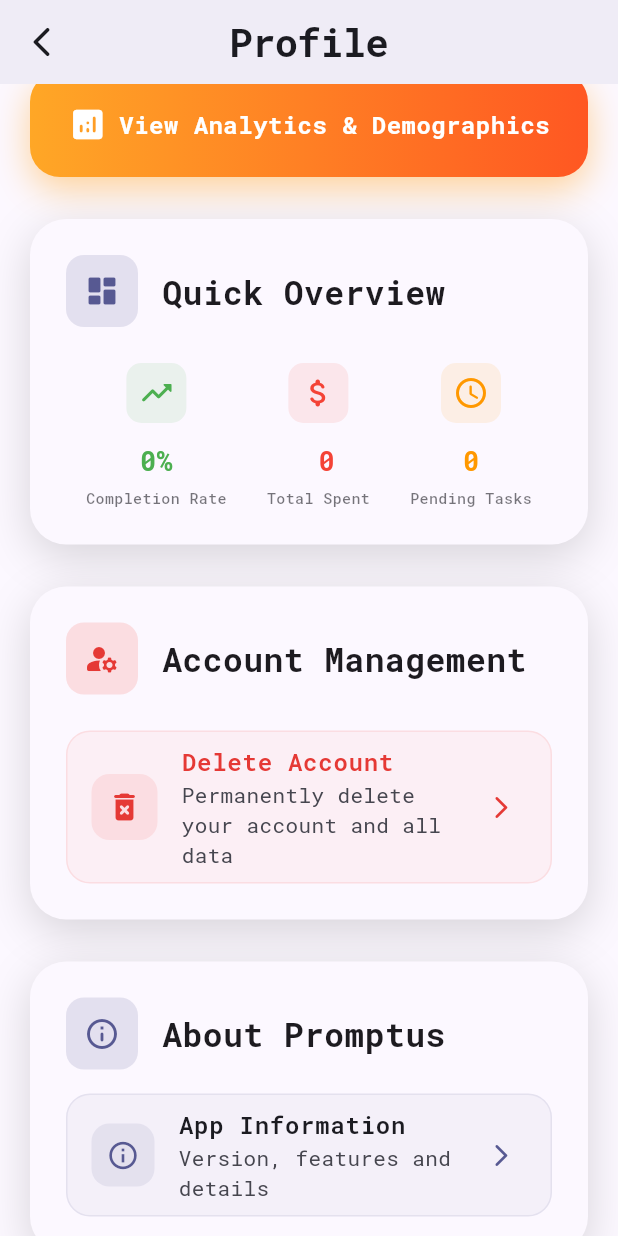
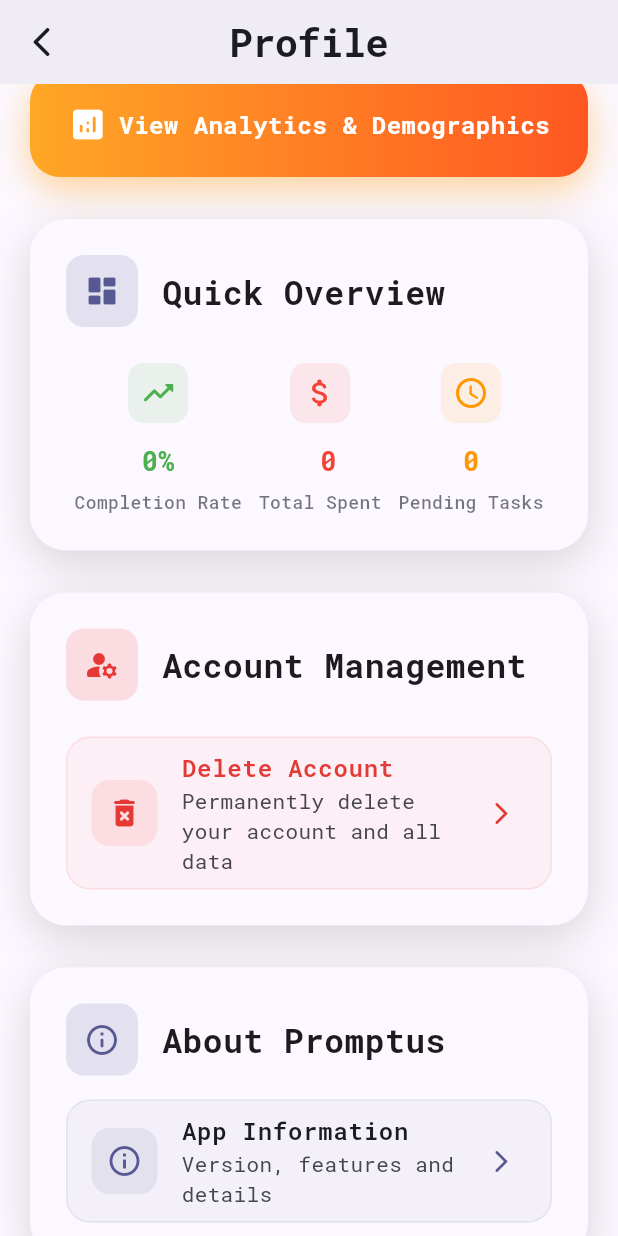
Before and after one commit to sekey01/promptus, a Flutter app: the ProfileScreen screen opened directly with empty values, scrolled down 576 dp, on a phone screen of 412 x 824 dp. Run offline on Flutter 3.47's test engine with Material 3 defaults, Android fonts, the phone set to English and light mode, and no system bars; our stand-ins replace flutter_local_notifications, google_fonts, shared_preferences, sqflite, timezone; accounts and stored records are empty.

Commit message:
updated again

```diff
--- a/lib/screens/profile_screen.dart
+++ b/lib/screens/profile_screen.dart
@@ -786,7 +786,7 @@ class _ProfileScreenState extends State<ProfileScreen>
                             child: Icon(
                               Icons.info_outline,
                               color: Theme.of(context).colorScheme.primary,
-                              size: 22,
+                              size: 24,
                             ),
                           ),
                           title: const Text(
@@ -937,11 +937,11 @@ class _ProfileScreenState extends State<ProfileScreen>
             color: color,
           ),
         ),
-        const SizedBox(height: 5),
+        const SizedBox(height: 6),
         Text(
           title,
           style: TextStyle(
-            fontSize: 10,
+            fontSize: 12,
             color: Theme.of(context).colorScheme.onSurface.withOpacity(0.6),
             fontWeight: FontWeight.w500,
           ),
```
